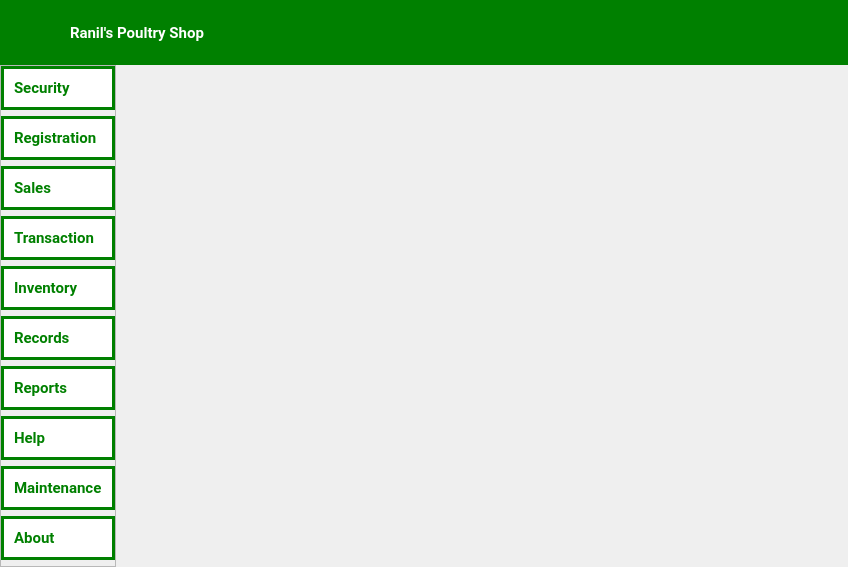
The window that Screens/MainMenu.ui (Bideiro/Ranil_project_py) describes before a commit, drawn with Qt 5.
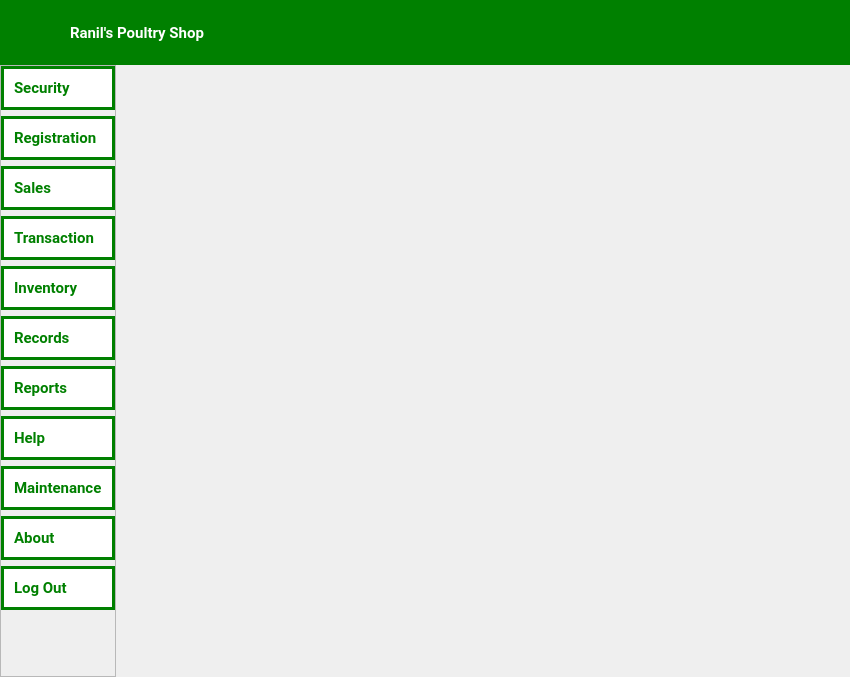
The same window after the commit. Icons and pictures are not drawn.

Commit message: working otp and ongoing transaction

The edit to the form file:
```diff
--- a/Screens/MainMenu.ui
+++ b/Screens/MainMenu.ui
@@ -6,8 +6,8 @@
    <rect>
     <x>0</x>
     <y>0</y>
-    <width>848</width>
-    <height>567</height>
+    <width>850</width>
+    <height>677</height>
    </rect>
   </property>
   <property name="windowTitle">
@@ -50,7 +50,7 @@
 }
 
 /* Side Buttons */ 
-#about_sdbtn, #help_sdbtn ,#inventory_sdbtn, #maintenance_sdbtn, #records_sdbtn,#registration_sdbtn,#reports_sdbtn,#sales_sdbtn,#security_sdbtn,#transaction_sdbtn{
+#about_sdbtn, #help_sdbtn ,#inventory_sdbtn, #maintenance_sdbtn, #records_sdbtn,#registration_sdbtn,#reports_sdbtn,#sales_sdbtn,#security_sdbtn,#transaction_sdbtn, #log_out_sdbtn{
 	color: green;
 	border: 3px solid green;
 	text-align: left;
@@ -65,7 +65,7 @@
 	background-color: green;
 	color: white;
 }
-#about_sdbtn:checked, #help_sdbtn:checked,#inventory_sdbtn:checked, #maintenance_sdbtn:checked, #records_sdbtn:checked,#registration_sdbtn:checked,#reports_sdbtn:checked,#sales_sdbtn:checked,#security_sdbtn:checked,#transaction_sdbtn:checked {
+#about_sdbtn:checked, #help_sdbtn:checked,#inventory_sdbtn:checked, #maintenance_sdbtn:checked, #records_sdbtn:checked,#registration_sdbtn:checked,#reports_sdbtn:checked,#sales_sdbtn:checked,#security_sdbtn:checked,#transaction_sdbtn:checked , #log_out_sdbtn:checked{
 	background-color: green;
 	color: white;
 }
@@ -293,7 +293,7 @@
             <x>0</x>
             <y>0</y>
             <width>123</width>
-            <height>510</height>
+            <height>610</height>
            </rect>
           </property>
           <property name="setVisible" stdset="0">
@@ -460,6 +460,13 @@
              </property>
             </widget>
            </item>
+           <item>
+            <widget class="QPushButton" name="log_out_sdbtn">
+             <property name="text">
+              <string>Log Out</string>
+             </property>
+            </widget>
+           </item>
            <item>
             <spacer name="verticalSpacer">
              <property name="orientation">
```
Left out of the diff: 2 changed lines with no effect on the pictures. The commit also changes 73 other files.
